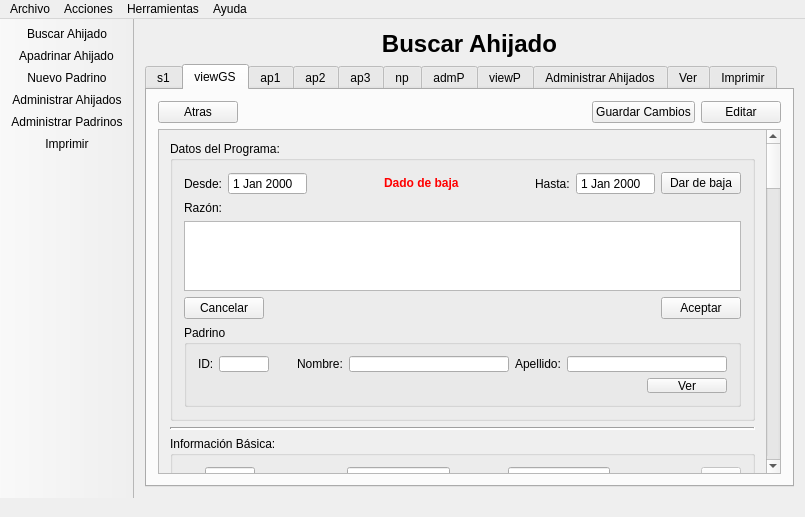
jeanyvesb9/GS, file mainwindow.ui: the form before one commit.
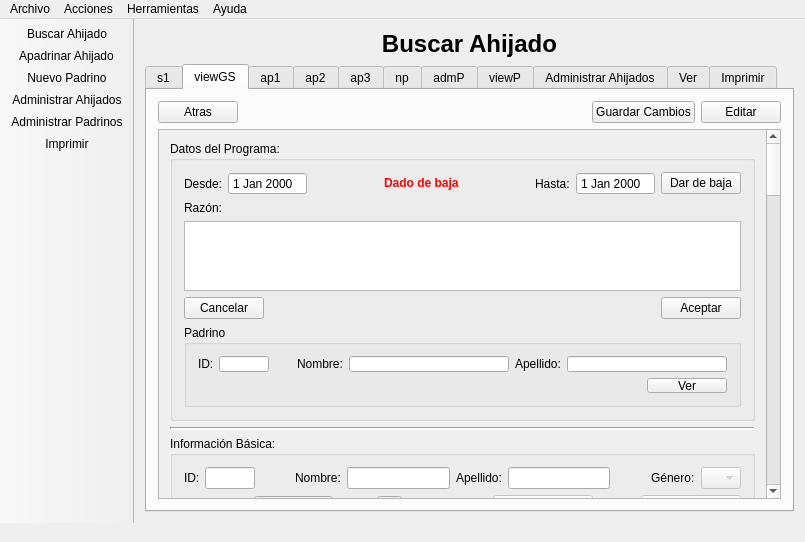
The form after the commit. Icons and pictures are not drawn.

What changed in the file:
```diff
--- a/mainwindow.ui
+++ b/mainwindow.ui
@@ -9,8 +9,8 @@
    <rect>
     <x>0</x>
     <y>0</y>
-    <width>733</width>
-    <height>517</height>
+    <width>777</width>
+    <height>542</height>
    </rect>
   </property>
   <property name="sizePolicy">
@@ -722,9 +722,9 @@
            <property name="geometry">
             <rect>
              <x>0</x>
-             <y>-1485</y>
-             <width>637</width>
-             <height>2369</height>
+             <y>0</y>
+             <width>679</width>
+             <height>2428</height>
             </rect>
            </property>
            <layout class="QVBoxLayout" name="verticalLayout_7">
```
Left out of the diff: 19 changed lines with no effect on the pictures.
